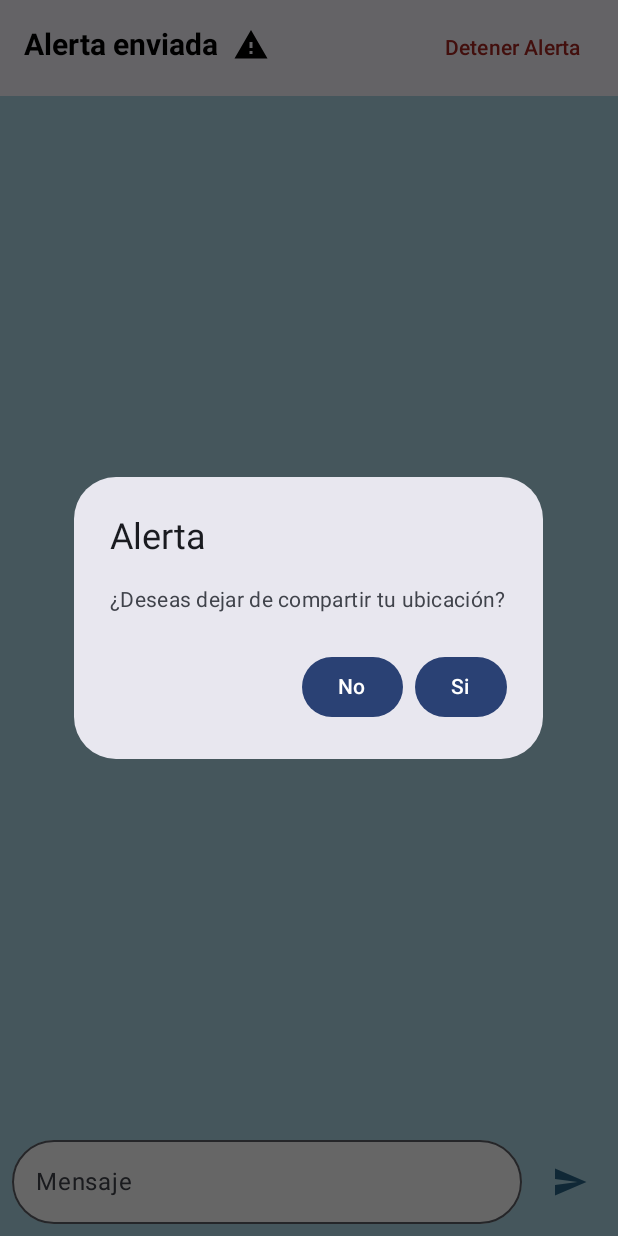
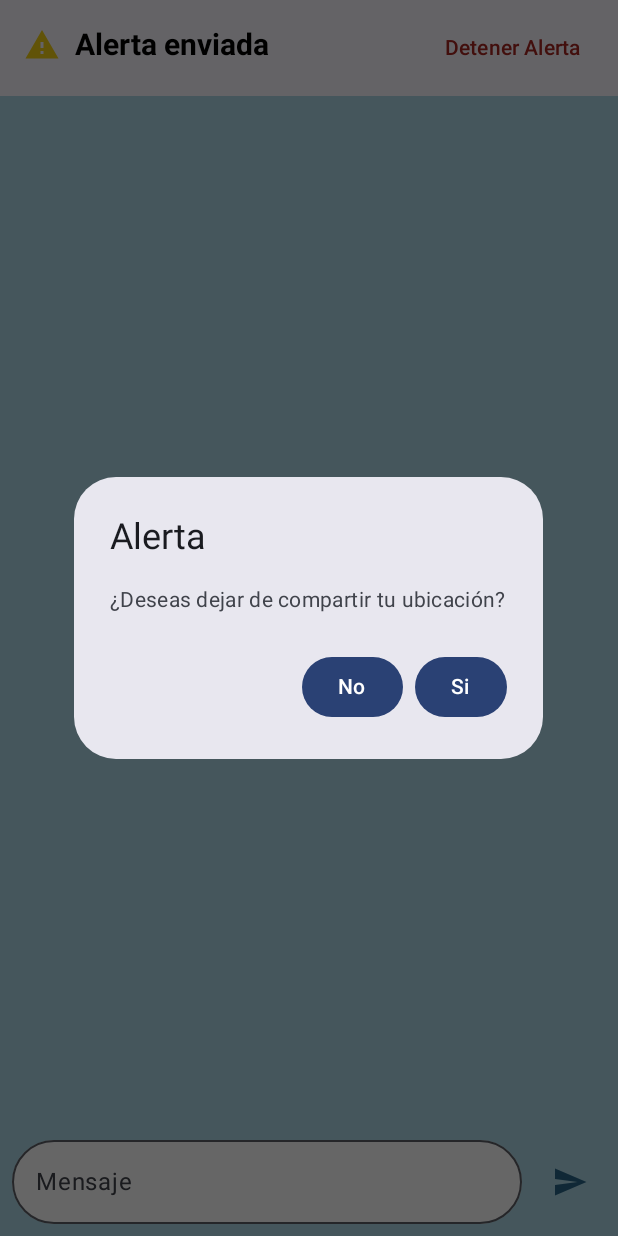
Before and after one commit to FabianRavitDev/AlertaTemprana, an Android app built with Jetpack Compose: the ChatView screen opened through its navigation route, after a tap on "Detener Alerta", on a phone screen of 412 x 824 dp. Run offline under Robolectric (Android 15) with nearby library versions, the phone set to English and light mode, and no system bars.

Commit message:
update message in chatView

```diff
--- a/app/src/main/java/com/ravit/alertatemprana/ui/view/chat/chatView.kt
+++ b/app/src/main/java/com/ravit/alertatemprana/ui/view/chat/chatView.kt
@@ -79,19 +79,20 @@ fun ChatView(viewModel: ChatViewModel) {
                         horizontalArrangement = Arrangement.SpaceAround
                     ) {
                         Row (modifier = Modifier.padding(vertical = 10.dp)) {
+
+                            Icon(
+                                imageVector = Icons.Filled.Warning,
+                                contentDescription = "Alerta",
+                                tint = Color(0xFFF3D014)
+                            )
+                            Spacer(modifier = Modifier.width(10.dp))
                             Text(
                                 text = "Alerta enviada",
                                 color = Color.Black,
                                 style = androidx.compose.ui.text.TextStyle(
                                     fontWeight = FontWeight.Bold,
-                                    fontSize = 20.sp  // Ajusta el tamaño del texto según necesites
+                                    fontSize = 20.sp
                                 )
-                            )
-                            Spacer(modifier = Modifier.width(10.dp))
-                            Icon(
-                                imageVector = Icons.Filled.Warning,
-                                contentDescription = "Alerta",
-                                tint = Color.Black
                             )
                         }
                         Spacer(modifier = Modifier.weight(1f))
@@ -119,9 +120,9 @@ fun ChatView(viewModel: ChatViewModel) {
         ) {
             LazyColumn(modifier = Modifier
                 .weight(1f),
-                reverseLayout = true,
+                reverseLayout = true
             ) {
-                items(messages) { message ->
+                items(messages.reversed()) { message ->
                     Box(
                         modifier = Modifier
                             .fillMaxWidth()
--- a/app/src/main/java/com/ravit/alertatemprana/ui/view/chat/chatViewModel.kt
+++ b/app/src/main/java/com/ravit/alertatemprana/ui/view/chat/chatViewModel.kt
@@ -27,9 +27,6 @@ class ChatViewModel(application: Application) : AndroidViewModel(application) {
             _navigationEvent.emit(NavigationEvent.GOBackToStop)
         }
     }
-    fun addMessage(message: String) {
-        _messages.value = _messages.value + message
-    }
 
     fun onMessageSend() {
         val currentText = _textState.value.text
```
